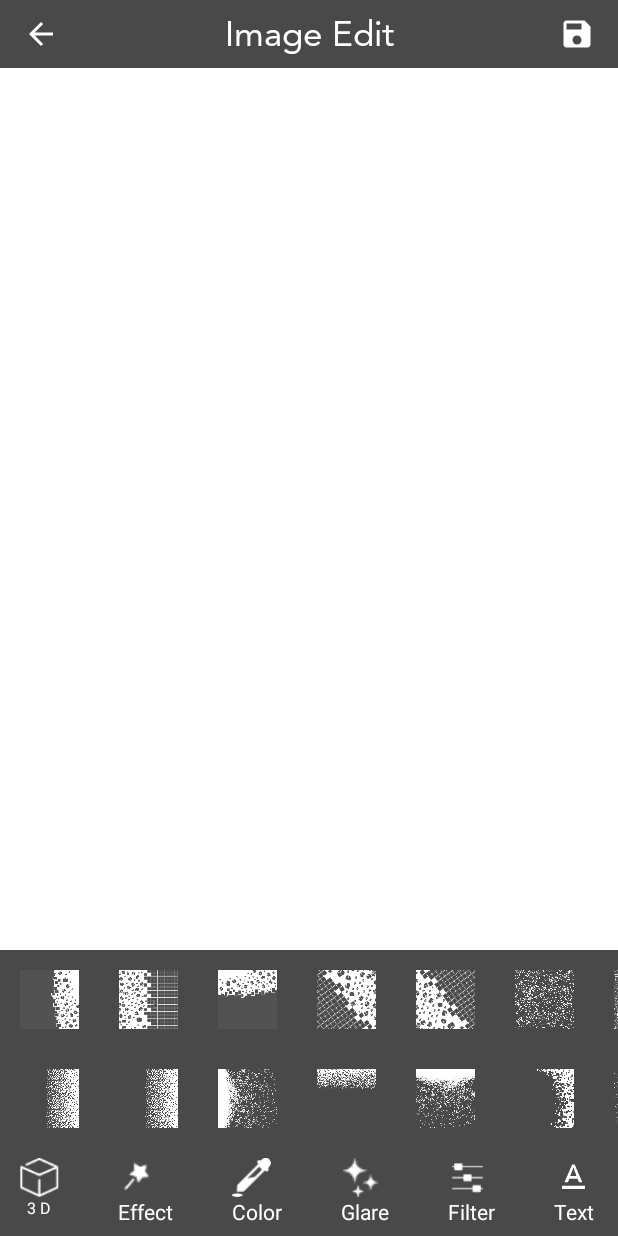
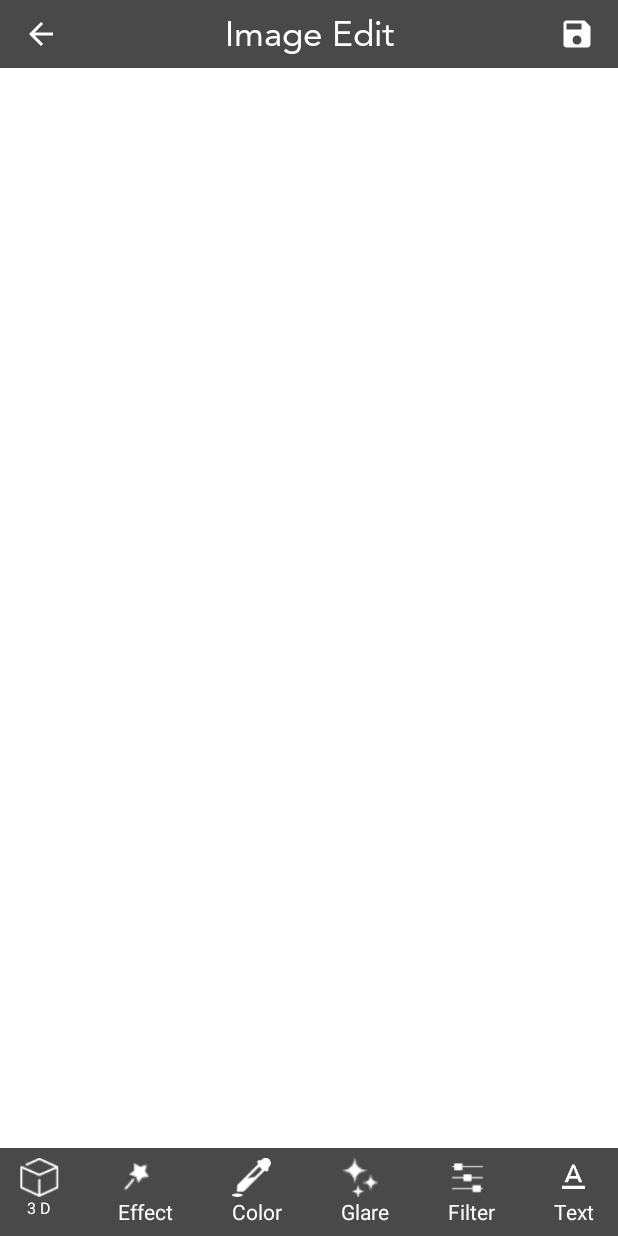
Before and after one commit to dhruvil-123/Pixcel_Effect, an Android app: the activity_imageEdit screen opened directly, with no data from a screen before it, after a tap on "Effect", on a phone screen of 412 x 824 dp. Run offline under Robolectric (Android 15) with nearby library versions, the phone set to English and light mode, and no system bars; our stand-ins replace sdp/ssp sizes; libraries missing offline, so code that uses them is left out: com.flask.colorpicker; 2 other taps on this screen came first.

Commit message:
commit 3

```diff
--- a/app/src/main/java/com/dhruvil/pixcel_effect/Activity/activity_imageEdit.java
+++ b/app/src/main/java/com/dhruvil/pixcel_effect/Activity/activity_imageEdit.java
@@ -9,6 +9,8 @@ import android.content.DialogInterface;
 import android.content.Intent;
 import android.os.Bundle;
 import android.view.View;
+import android.view.animation.Animation;
+import android.view.animation.AnimationUtils;
 import android.widget.ImageView;
 import android.widget.LinearLayout;
 
@@ -31,7 +33,9 @@ public class activity_imageEdit extends AppCompatActivity {
     public static ImageView croped_image,front_img;
     ImageView back;
     RecyclerView menu_3d,menu_effect;
-    LinearLayout icon_3d,icon_effect,color_pick;
+    LinearLayout icon_3d,icon_effect,color_pick,line_3d;
+
+    int check = 0;
 
     List<Integer> model3D = new ArrayList<>();
     List<Integer> modelEffect = new ArrayList<>();
@@ -60,7 +64,8 @@ public class activity_imageEdit extends AppCompatActivity {
                         .setPositiveButton("ok", new ColorPickerClickListener() {
                             @Override
                             public void onClick(DialogInterface dialog, int selectedColor, Integer[] allColors) {
-                                back.setColorFilter(selectedColor);
+                                front_img.setColorFilter(selectedColor);
+                                front_img.setImageAlpha(100);
                             }
                         })
                         .setNegativeButton("cancel", new DialogInterface.OnClickListener() {
@@ -86,7 +91,19 @@ public class activity_imageEdit extends AppCompatActivity {
             @Override
             public void onClick(View view) {
 
-                menu_3d.setVisibility(View.VISIBLE);
+                if(check == 0) {
+                    menu_3d.setVisibility(View.VISIBLE);
+                    menu_effect.setVisibility(View.GONE);
+
+//                    Animation animation = AnimationUtils.loadAnimation(activity_imageEdit.this,R.anim.up);
+//                    line_3d.startAnimation(animation);
+
+                    check=1;
+                }else if(check == 1){
+                    menu_3d.setVisibility(View.GONE);
+                    menu_effect.setVisibility(View.GONE);
+                    check=0;
+                }
 
             }
         });
@@ -95,7 +112,15 @@ public class activity_imageEdit extends AppCompatActivity {
             @Override
             public void onClick(View view) {
 
-                menu_effect.setVisibility(View.VISIBLE);
+                if(check == 0) {
+                    menu_effect.setVisibility(View.VISIBLE);
+                    menu_3d.setVisibility(View.GONE);
+                    check=1;
+                }else if(check == 1){
+                    menu_effect.setVisibility(View.GONE);
+                    menu_3d.setVisibility(View.GONE);
+                    check=0;
+                }
 
             }
         });
@@ -136,5 +161,6 @@ public class activity_imageEdit extends AppCompatActivity {
         menu_effect = findViewById(R.id.menu_effect);
         icon_effect = findViewById(R.id.icon_effect);
         color_pick = findViewById(R.id.color_pick);
+        line_3d = findViewById(R.id.line_3d);
     }
 }
--- a/app/src/main/java/com/dhruvil/pixcel_effect/model3D.java
+++ b/app/src/main/java/com/dhruvil/pixcel_effect/Model/model3D.java
@@ -1,4 +1,4 @@
-package com.dhruvil.pixcel_effect;
+package com.dhruvil.pixcel_effect.Model;
 
 public class model3D {
 
--- a/app/src/main/java/com/dhruvil/pixcel_effect/modelEffect.java
+++ b/app/src/main/java/com/dhruvil/pixcel_effect/Model/modelEffect.java
@@ -1,4 +1,4 @@
-package com.dhruvil.pixcel_effect;
+package com.dhruvil.pixcel_effect.Model;
 
 public class modelEffect {
 
--- /dev/null
+++ b/app/src/main/res/anim/up.xml
@@ -0,0 +1,11 @@
+<?xml version="1.0" encoding="utf-8"?>
+<set xmlns:android="http://schemas.android.com/apk/res/android">
+
+    <scale
+        android:duration="1000"
+        android:fromXScale="1.0"
+        android:fromYScale="1.0"
+        android:toXScale="0.0"
+        android:toYScale="-1.0"/>
+
+</set>
--- a/app/src/main/res/layout/activity_image_edit.xml
+++ b/app/src/main/res/layout/activity_image_edit.xml
@@ -76,6 +76,7 @@
     </FrameLayout>
 
     <LinearLayout
+        android:id="@+id/line_3d"
         android:layout_width="match_parent"
         android:layout_height="wrap_content"
         android:background="#494949">
```
Also changed, not shown: app/src/main/java/com/dhruvil/pixcel_effect/Activity/activity_home.java (+29 -2 lines).
